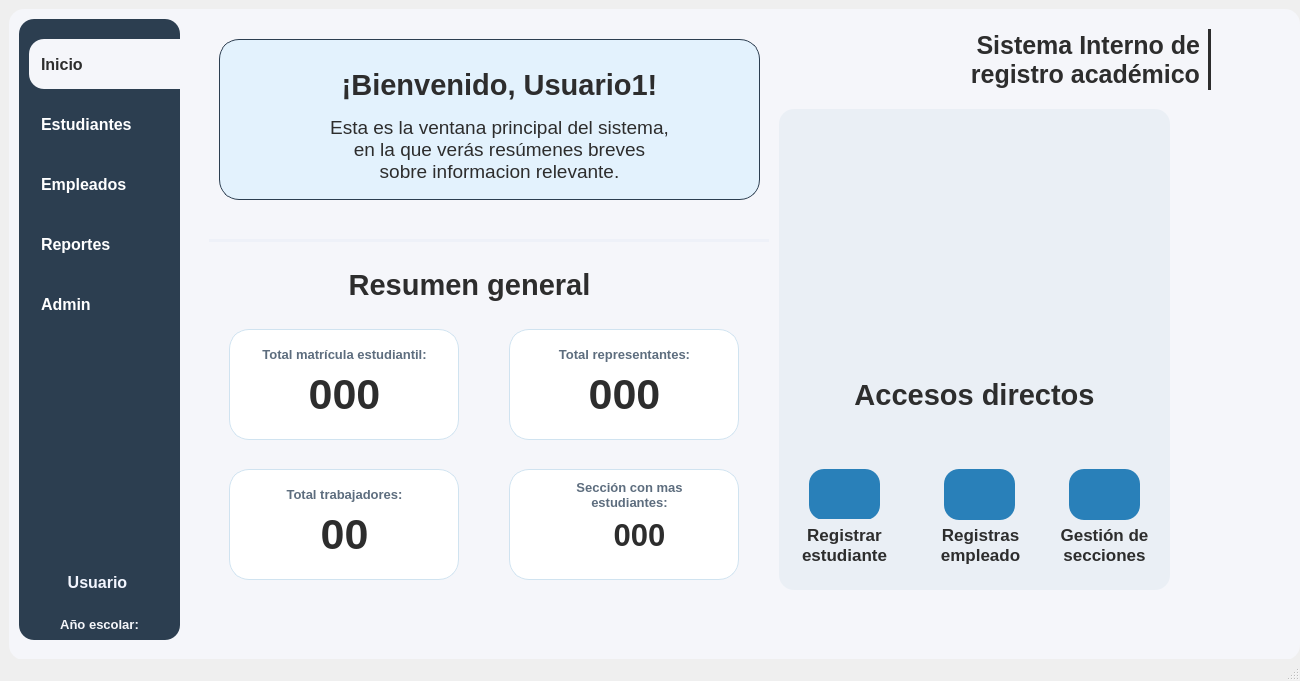
Qt form resources/ui/main.ui (Proyecto-Uptjaa/Proyecto_SIRA) before a commit.
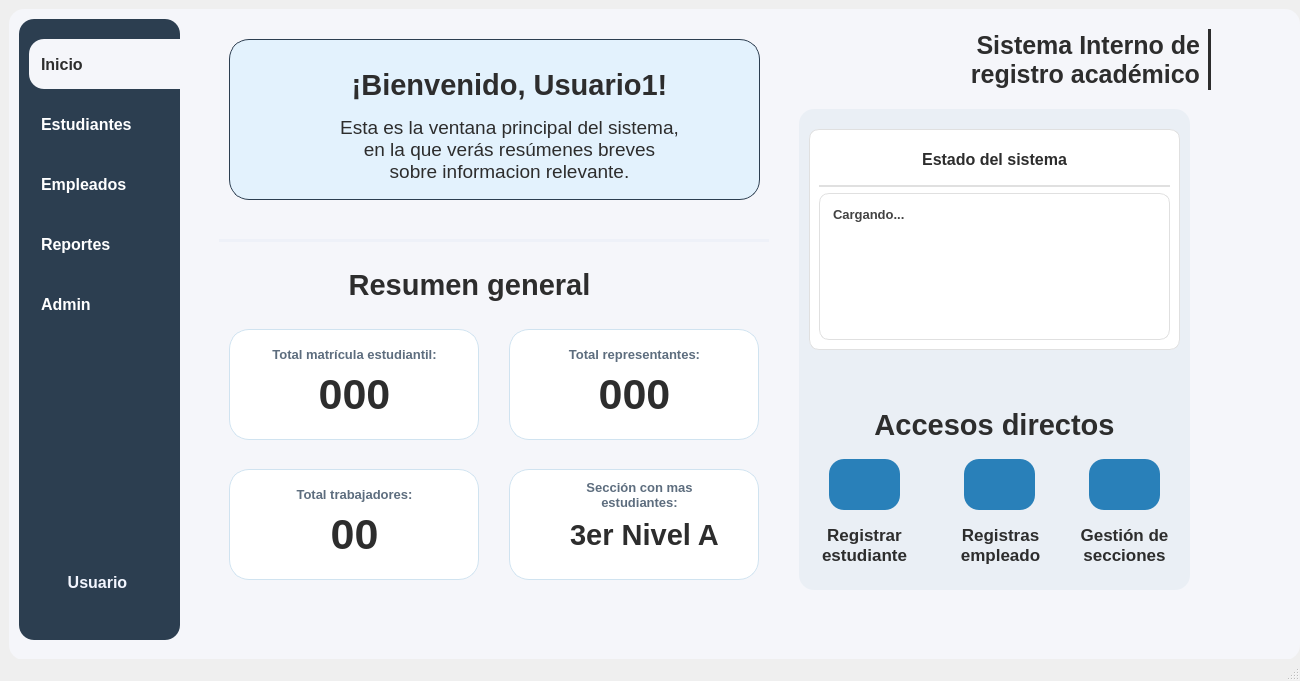
The same form after that commit. The open tabs and pages were chosen to show the change. Icons and pictures are not drawn. Custom widgets are drawn as their Qt base class.

Commit message:
feat: Notificaciones y estado del sistema en home
- Nuevo apartado de notificaciones + estado del sistema
- Se muestran notificaciones como: Secciones con cupos, estudiantes sin
  seccion, empleados sin RAC..
- Ultimo backup y año escolar vigente

What changed in the file:
```diff
--- a/resources/ui/main.ui
+++ b/resources/ui/main.ui
@@ -1819,36 +1819,6 @@
        </widget>
       </widget>
      </widget>
-     <widget class="QLabel" name="lblAnio_escolar_main">
-      <property name="geometry">
-       <rect>
-        <x>0</x>
-        <y>590</y>
-        <width>161</width>
-        <height>31</height>
-       </rect>
-      </property>
-      <property name="font">
-       <font>
-        <family>Segoe UI</family>
-        <pointsize>10</pointsize>
-        <bold>true</bold>
-       </font>
-      </property>
-      <property name="styleSheet">
-       <string notr="true">color: #f5f6fa;
-background-color: transparent;</string>
-      </property>
-      <property name="text">
-       <string>Año escolar:</string>
-      </property>
-      <property name="alignment">
-       <set>Qt::AlignmentFlag::AlignCenter</set>
-      </property>
-      <property name="wordWrap">
-       <bool>true</bool>
-      </property>
-     </widget>
     </widget>
     <widget class="AnimatedStack" name="stackMain">
      <property name="geometry">
@@ -1870,9 +1840,9 @@
       <widget class="QFrame" name="frameSaludo">
        <property name="geometry">
         <rect>
-         <x>40</x>
+         <x>50</x>
          <y>20</y>
-         <width>541</width>
+         <width>531</width>
          <height>161</height>
         </rect>
        </property>
@@ -1975,7 +1945,7 @@
       <widget class="QFrame" name="frameAccesosDirectos">
        <property name="geometry">
         <rect>
-         <x>600</x>
+         <x>620</x>
          <y>90</y>
          <width>391</width>
          <height>481</height>
@@ -2013,7 +1983,7 @@
         <property name="geometry">
          <rect>
           <x>30</x>
-          <y>360</y>
+          <y>350</y>
           <width>71</width>
           <height>51</height>
          </rect>
@@ -2111,7 +2081,7 @@
         <property name="geometry">
          <rect>
           <x>0</x>
-          <y>260</y>
+          <y>290</y>
           <width>391</width>
           <height>51</height>
          </rect>
@@ -2166,7 +2136,7 @@
         <property name="geometry">
          <rect>
           <x>165</x>
-          <y>360</y>
+          <y>350</y>
           <width>71</width>
           <height>51</height>
          </rect>
@@ -2264,7 +2234,7 @@
         <property name="geometry">
          <rect>
           <x>290</x>
-          <y>360</y>
+          <y>350</y>
           <width>71</width>
           <height>51</height>
          </rect>
@@ -2329,13 +2299,109 @@
          </size>
         </property>
        </widget>
+       <widget class="QFrame" name="frNotificaciones_home">
+        <property name="geometry">
+         <rect>
+          <x>10</x>
+          <y>20</y>
+          <width>371</width>
+          <height>221</height>
+         </rect>
+        </property>
+        <property name="styleSheet">
+         <string notr="true">QFrame {
+    background-color: #ffffff;
+    border-radius: 10px;
+    border: 1px solid #e0e0e0;
+}</string>
+        </property>
+        <property name="frameShape">
+         <enum>QFrame::Shape::StyledPanel</enum>
+        </property>
+        <property name="frameShadow">
+         <enum>QFrame::Shadow::Raised</enum>
+        </property>
+        <layout class="QVBoxLayout" name="verticalLayout_3">
+         <item>
+          <widget class="QLabel" name="lblTituloNotif_home">
+           <property name="maximumSize">
+            <size>
+             <width>351</width>
+             <height>40</height>
+            </size>
+           </property>
+           <property name="font">
+            <font>
+             <family>Segoe UI</family>
+             <pointsize>12</pointsize>
+             <bold>true</bold>
+            </font>
+           </property>
+           <property name="styleSheet">
+            <string notr="true">color: #2d2d2d;
+background-color: transparent;
+border: transparent;</string>
+           </property>
+           <property name="text">
+            <string>Estado del sistema</string>
+           </property>
+           <property name="alignment">
+            <set>Qt::AlignmentFlag::AlignCenter</set>
+           </property>
+          </widget>
+         </item>
+         <item>
+          <widget class="Line" name="line">
+           <property name="maximumSize">
+            <size>
+             <width>16777215</width>
+             <height>2</height>
+            </size>
+           </property>
+           <property name="styleSheet">
+            <string notr="true">background-color: rgb(234, 239, 245);</string>
+           </property>
+           <property name="orientation">
+            <enum>Qt::Orientation::Horizontal</enum>
+           </property>
+          </widget>
+         </item>
+         <item>
+          <widget class="QLabel" name="lblNotificaciones_home">
+           <property name="font">
+            <font>
+             <family>Segoe UI</family>
+             <pointsize>10</pointsize>
+             <bold>true</bold>
+            </font>
+           </property>
+           <property name="styleSheet">
+            <string notr="true">QLabel {
+    color: #424242;
+    padding: 10px;
+    line-height: 1.5;
+}</string>
+           </property>
+           <property name="text">
+            <string>Cargando...</string>
+           </property>
+           <property name="alignment">
+            <set>Qt::AlignmentFlag::AlignLeading|Qt::AlignmentFlag::AlignLeft|Qt::AlignmentFlag::AlignTop</set>
+           </property>
+           <property name="wordWrap">
+            <bool>true</bool>
+           </property>
+          </widget>
+         </item>
+        </layout>
+       </widget>
       </widget>
       <widget class="QFrame" name="frMatricula_home">
        <property name="geometry">
         <rect>
          <x>50</x>
          <y>310</y>
-         <width>230</width>
+         <width>250</width>
          <height>111</height>
         </rect>
        </property>
@@ -2347,7 +2413,7 @@
        </property>
        <property name="maximumSize">
         <size>
-         <width>230</width>
+         <width>260</width>
          <height>16777215</height>
         </size>
        </property>
@@ -2396,7 +2462,7 @@
        <widget class="QLabel" name="lblTarjeta1_Titulo">
         <property name="geometry">
          <rect>
-          <x>30</x>
+          <x>40</x>
           <y>10</y>
           <width>171</width>
           <height>31</height>
@@ -2425,7 +2491,7 @@
        <widget class="QLabel" name="lblMatricula_home">
         <property name="geometry">
          <rect>
-          <x>60</x>
+          <x>70</x>
           <y>40</y>
           <width>111</width>
           <height>51</height>
@@ -2455,15 +2521,15 @@
       <widget class="Line" name="lineSeparadora">
        <property name="geometry">
         <rect>
-         <x>30</x>
+         <x>40</x>
          <y>220</y>
-         <width>560</width>
+         <width>550</width>
          <height>3</height>
         </rect>
        </property>
        <property name="minimumSize">
         <size>
-         <width>560</width>
+         <width>550</width>
          <height>3</height>
         </size>
        </property>
@@ -2511,19 +2577,19 @@
         <rect>
          <x>330</x>
          <y>310</y>
-         <width>230</width>
+         <width>250</width>
          <height>111</height>
         </rect>
        </property>
        <property name="minimumSize">
         <size>
-         <width>230</width>
+         <width>250</width>
          <height>0</height>
         </size>
        </property>
        <property name="maximumSize">
         <size>
-         <width>230</width>
+         <width>250</width>
          <height>16777215</height>
         </size>
        </property>
@@ -2572,7 +2638,7 @@
        <widget class="QLabel" name="lblTarjeta1_Titulo_3">
         <property name="geometry">
          <rect>
-          <x>30</x>
+          <x>40</x>
           <y>10</y>
           <width>171</width>
           <height>31</height>
@@ -2601,7 +2667,7 @@
        <widget class="QLabel" name="lblRepresentantes_home">
         <property name="geometry">
          <rect>
-          <x>60</x>
+          <x>70</x>
           <y>40</y>
           <width>111</width>
           <height>51</height>
@@ -2633,19 +2699,19 @@
         <rect>
          <x>50</x>
          <y>450</y>
-         <width>230</width>
+         <width>250</width>
          <height>111</height>
         </rect>
        </property>
        <property name="minimumSize">
         <size>
-         <width>230</width>
+         <width>250</width>
          <height>0</height>
         </size>
        </property>
        <property name="maximumSize">
         <size>
-         <width>230</width>
+         <width>250</width>
          <height>16777215</height>
         </size>
        </property>
@@ -2694,7 +2760,7 @@
        <widget class="QLabel" name="lblTarjeta1_Titulo_4">
         <property name="geometry">
          <rect>
-          <x>30</x>
+          <x>40</x>
           <y>10</y>
           <width>171</width>
           <height>31</height>
@@ -2723,7 +2789,7 @@
        <widget class="QLabel" name="lblEmpleados_home">
         <property name="geometry">
          <rect>
-          <x>60</x>
+          <x>70</x>
           <y>40</y>
           <width>111</width>
           <height>51</height>
@@ -2755,19 +2821,19 @@
         <rect>
          <x>330</x>
          <y>450</y>
-         <width>230</width>
+         <width>250</width>
          <height>111</height>
         </rect>
        </property>
        <property name="minimumSize">
         <size>
-         <width>230</width>
+         <width>250</width>
          <height>0</height>
         </size>
        </property>
        <property name="maximumSize">
         <size>
-         <width>230</width>
+         <width>250</width>
          <height>16777215</height>
         </size>
        </property>
@@ -2816,7 +2882,7 @@
        <widget class="QLabel" name="lblTarjeta1_Titulo_5">
         <property name="geometry">
          <rect>
-          <x>30</x>
+          <x>40</x>
           <y>10</y>
           <width>181</width>
           <height>31</height>
@@ -2845,16 +2911,16 @@
        <widget class="QLabel" name="lblSeccion_home">
         <property name="geometry">
          <rect>
-          <x>40</x>
+          <x>30</x>
           <y>30</y>
-          <width>181</width>
+          <width>211</width>
           <height>71</height>
          </rect>
         </property>
         <property name="font">
          <font>
           <family>Segoe UI</family>
-          <pointsize>23</pointsize>
+          <pointsize>22</pointsize>
           <bold>true</bold>
          </font>
         </property>
@@ -2863,7 +2929,7 @@
 background-color: transparent;</string>
         </property>
         <property name="text">
-         <string>000</string>
+         <string>3er Nivel A</string>
         </property>
         <property name="alignment">
          <set>Qt::AlignmentFlag::AlignCenter</set>
```
Left out of the diff: 150 changed lines with no effect on the pictures. The commit also changes 3 other files.
